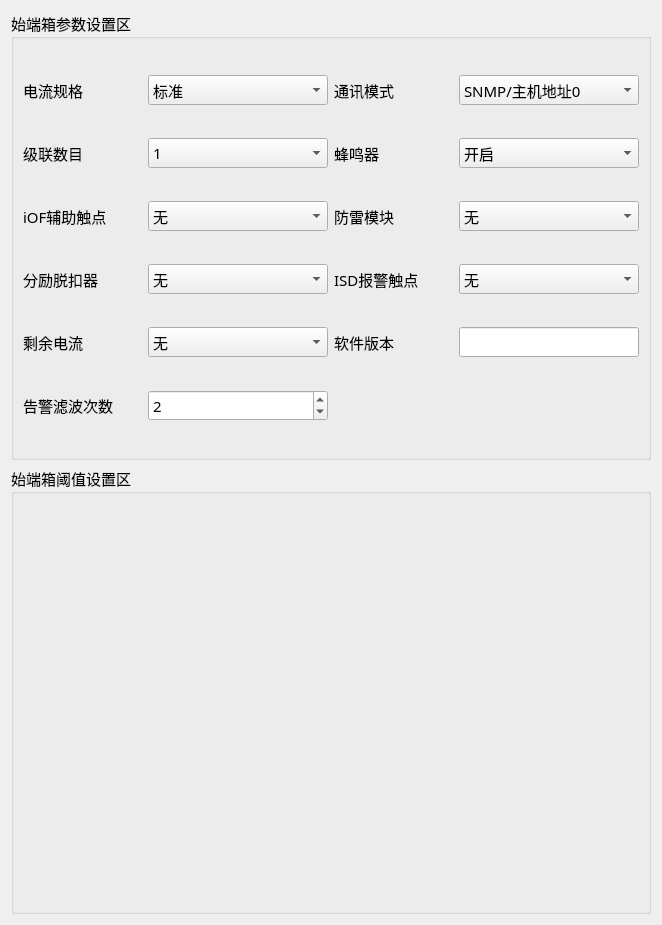
Above: ProductEvalTool/qc-busbar/setting/set_ipwid.ui from ChinaClever/ProductEvalTool before the change. Below: the same form after it.
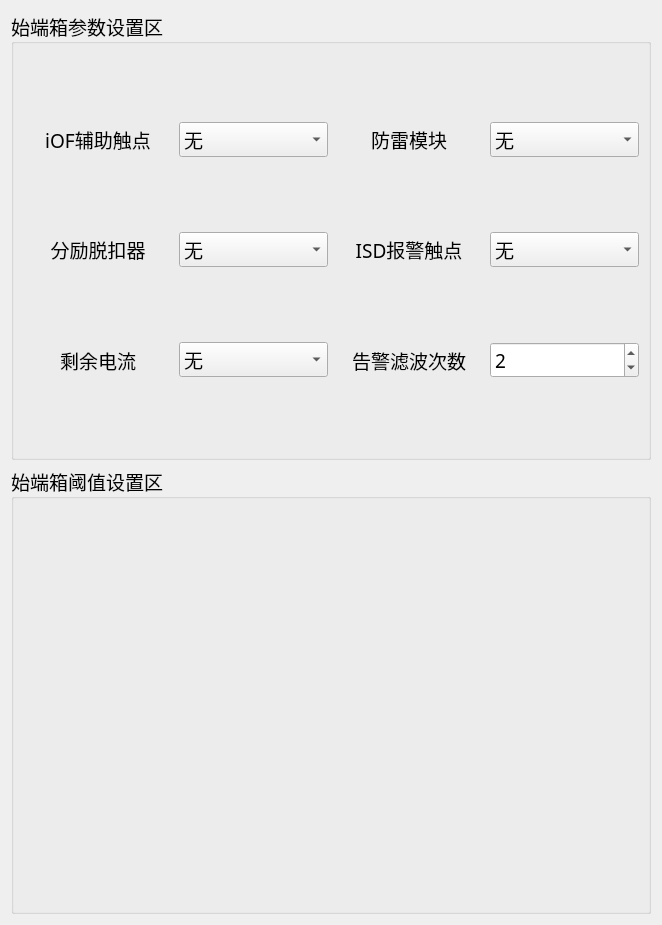
That is the form after the change.

The edit to the form file:
```diff
--- a/ProductEvalTool/qc-busbar/setting/set_ipwid.ui
+++ b/ProductEvalTool/qc-busbar/setting/set_ipwid.ui
@@ -19,134 +19,55 @@
      <property name="font">
       <font>
        <family>微软雅黑</family>
-       <pointsize>11</pointsize>
+       <pointsize>14</pointsize>
       </font>
      </property>
      <property name="title">
       <string>始端箱参数设置区</string>
      </property>
      <layout class="QGridLayout" name="gridLayout">
-      <item row="0" column="1">
-       <widget class="QComboBox" name="curTypeBox">
-        <property name="minimumSize">
-         <size>
-          <width>120</width>
-          <height>30</height>
-         </size>
+      <item row="2" column="0">
+       <widget class="QLabel" name="label_13">
+        <property name="sizePolicy">
+         <sizepolicy hsizetype="Preferred" vsizetype="Preferred">
+          <horstretch>0</horstretch>
+          <verstretch>0</verstretch>
+         </sizepolicy>
         </property>
-        <item>
-         <property name="text">
-          <string>标准</string>
-         </property>
-        </item>
-        <item>
-         <property name="text">
-          <string>250 A</string>
-         </property>
-        </item>
-        <item>
-         <property name="text">
-          <string>400 A</string>
-         </property>
-        </item>
-        <item>
-         <property name="text">
-          <string>600 A</string>
-         </property>
-        </item>
-        <item>
-         <property name="text">
-          <string>800 A</string>
-         </property>
-        </item>
-       </widget>
-      </item>
-      <item row="0" column="2">
-       <widget class="QLabel" name="label_4">
         <property name="text">
-         <string>通讯模式</string>
+         <string>分励脱扣器</string>
         </property>
         <property name="alignment">
-         <set>Qt::AlignLeading|Qt::AlignLeft|Qt::AlignVCenter</set>
+         <set>Qt::AlignCenter</set>
         </property>
        </widget>
       </item>
-      <item row="3" column="3">
-       <widget class="QComboBox" name="lightningBox">
-        <property name="minimumSize">
-         <size>
-          <width>120</width>
-          <height>30</height>
-         </size>
-        </property>
-        <item>
-         <property name="text">
-          <string>无</string>
-         </property>
-        </item>
-        <item>
-         <property name="text">
-          <string>配有</string>
-         </property>
-        </item>
-       </widget>
-      </item>
-      <item row="3" column="2">
-       <widget class="QLabel" name="label_3">
+      <item row="3" column="0">
+       <widget class="QLabel" name="label_14">
         <property name="text">
-         <string>防雷模块</string>
+         <string>剩余电流</string>
         </property>
         <property name="alignment">
-         <set>Qt::AlignLeading|Qt::AlignLeft|Qt::AlignVCenter</set>
+         <set>Qt::AlignCenter</set>
         </property>
        </widget>
       </item>
-      <item row="2" column="3">
-       <widget class="QComboBox" name="buzzerBox">
-        <property name="minimumSize">
-         <size>
-          <width>120</width>
-          <height>30</height>
-         </size>
-        </property>
-        <item>
-         <property name="text">
-          <string>开启</string>
-         </property>
-        </item>
-        <item>
-         <property name="text">
-          <string>关闭</string>
-         </property>
-        </item>
-       </widget>
-      </item>
-      <item row="0" column="0">
-       <widget class="QLabel" name="label_12">
-        <property name="text">
-         <string>电流规格</string>
-        </property>
-        <property name="alignment">
-         <set>Qt::AlignLeading|Qt::AlignLeft|Qt::AlignVCenter</set>
-        </property>
-       </widget>
-      </item>
-      <item row="4" column="2">
+      <item row="2" column="2">
        <widget class="QLabel" name="label_9">
         <property name="text">
          <string>ISD报警触点</string>
         </property>
         <property name="alignment">
-         <set>Qt::AlignLeading|Qt::AlignLeft|Qt::AlignVCenter</set>
+         <set>Qt::AlignCenter</set>
         </property>
        </widget>
       </item>
-      <item row="4" column="3">
+      <item row="2" column="3">
        <widget class="QComboBox" name="ISDBox">
         <property name="minimumSize">
          <size>
-          <width>120</width>
-          <height>30</height>
+          <width>0</width>
+          <height>0</height>
          </size>
         </property>
         <item>
@@ -161,27 +82,17 @@
         </item>
        </widget>
       </item>
-      <item row="2" column="2">
-       <widget class="QLabel" name="label_2">
-        <property name="text">
-         <string>蜂鸣器</string>
-        </property>
-        <property name="alignment">
-         <set>Qt::AlignLeading|Qt::AlignLeft|Qt::AlignVCenter</set>
-        </property>
-       </widget>
-      </item>
-      <item row="2" column="1">
-       <widget class="QComboBox" name="numBox">
+      <item row="1" column="3">
+       <widget class="QComboBox" name="lightningBox">
         <property name="minimumSize">
          <size>
-          <width>120</width>
-          <height>30</height>
+          <width>0</width>
+          <height>0</height>
          </size>
         </property>
         <item>
          <property name="text">
-          <string>1</string>
+          <string>无</string>
          </property>
         </item>
         <item>
@@ -281,88 +192,32 @@
         </item>
        </widget>
       </item>
-      <item row="2" column="0">
-       <widget class="QLabel" name="label_7">
+      <item row="1" column="2">
+       <widget class="QLabel" name="label_3">
         <property name="text">
-         <string>级联数目</string>
+         <string>防雷模块</string>
         </property>
         <property name="alignment">
-         <set>Qt::AlignLeading|Qt::AlignLeft|Qt::AlignVCenter</set>
+         <set>Qt::AlignCenter</set>
         </property>
        </widget>
       </item>
-      <item row="0" column="3">
-       <widget class="QComboBox" name="modeBox">
-        <property name="minimumSize">
-         <size>
-          <width>120</width>
-          <height>30</height>
-         </size>
-        </property>
-        <item>
-         <property name="text">
-          <string>SNMP/主机地址0</string>
-         </property>
-        </item>
-        <item>
-         <property name="text">
-          <string>Modbus/主机地址1</string>
-         </property>
-        </item>
-       </widget>
-      </item>
-      <item row="3" column="0">
+      <item row="1" column="0">
        <widget class="QLabel" name="label_11">
         <property name="text">
          <string>iOF辅助触点</string>
         </property>
         <property name="alignment">
-         <set>Qt::AlignLeading|Qt::AlignLeft|Qt::AlignVCenter</set>
+         <set>Qt::AlignCenter</set>
         </property>
        </widget>
       </item>
-      <item row="3" column="1">
-       <widget class="QComboBox" name="iOFBox">
-        <property name="minimumSize">
-         <size>
-          <width>120</width>
-          <height>30</height>
-         </size>
-        </property>
-        <item>
-         <property name="text">
-          <string>无</string>
-         </property>
-        </item>
-        <item>
-         <property name="text">
-          <string>配有</string>
-         </property>
-        </item>
-       </widget>
-      </item>
-      <item row="4" column="0">
-       <widget class="QLabel" name="label_13">
-        <property name="sizePolicy">
-         <sizepolicy hsizetype="Preferred" vsizetype="Preferred">
-          <horstretch>0</horstretch>
-          <verstretch>0</verstretch>
-         </sizepolicy>
-        </property>
-        <property name="text">
-         <string>分励脱扣器</string>
-        </property>
-        <property name="alignment">
-         <set>Qt::AlignLeading|Qt::AlignLeft|Qt::AlignVCenter</set>
-        </property>
-       </widget>
-      </item>
-      <item row="4" column="1">
+      <item row="2" column="1">
        <widget class="QComboBox" name="shuntBox">
         <property name="minimumSize">
          <size>
-          <width>120</width>
-          <height>30</height>
+          <width>0</width>
+          <height>0</height>
          </size>
         </property>
         <item>
@@ -377,22 +232,32 @@
         </item>
        </widget>
       </item>
-      <item row="5" column="0">
-       <widget class="QLabel" name="label_14">
-        <property name="text">
-         <string>剩余电流</string>
+      <item row="1" column="1">
+       <widget class="QComboBox" name="iOFBox">
+        <property name="minimumSize">
+         <size>
+          <width>0</width>
+          <height>0</height>
+         </size>
         </property>
-        <property name="alignment">
-         <set>Qt::AlignLeading|Qt::AlignLeft|Qt::AlignVCenter</set>
-        </property>
+        <item>
+         <property name="text">
+          <string>无</string>
+         </property>
+        </item>
+        <item>
+         <property name="text">
+          <string>配有</string>
+         </property>
+        </item>
        </widget>
       </item>
-      <item row="5" column="1">
+      <item row="3" column="1">
        <widget class="QComboBox" name="residualBox">
         <property name="minimumSize">
          <size>
-          <width>120</width>
-          <height>30</height>
+          <width>0</width>
+          <height>0</height>
          </size>
         </property>
         <item>
@@ -407,83 +272,33 @@
         </item>
        </widget>
       </item>
-      <item row="5" column="3">
-       <widget class="QLineEdit" name="verlineEdit">
-        <property name="sizePolicy">
-         <sizepolicy hsizetype="Fixed" vsizetype="Fixed">
-          <horstretch>0</horstretch>
-          <verstretch>0</verstretch>
-         </sizepolicy>
-        </property>
-        <property name="minimumSize">
-         <size>
-          <width>180</width>
-          <height>0</height>
-         </size>
-        </property>
-        <property name="maximumSize">
-         <size>
-          <width>180</width>
-          <height>16777215</height>
-         </size>
-        </property>
-       </widget>
-      </item>
-      <item row="5" column="2">
-       <widget class="QLabel" name="label_15">
-        <property name="sizePolicy">
-         <sizepolicy hsizetype="Preferred" vsizetype="Preferred">
-          <horstretch>0</horstretch>
-          <verstretch>0</verstretch>
-         </sizepolicy>
-        </property>
-        <property name="minimumSize">
-         <size>
-          <width>0</width>
-          <height>30</height>
-         </size>
-        </property>
-        <property name="maximumSize">
-         <size>
-          <width>16777215</width>
-          <height>30</height>
-         </size>
-        </property>
-        <property name="text">
-         <string>软件版本</string>
-        </property>
-        <property name="alignment">
-         <set>Qt::AlignLeading|Qt::AlignLeft|Qt::AlignVCenter</set>
-        </property>
-       </widget>
-      </item>
-      <item row="10" column="0">
+      <item row="3" column="2">
        <widget class="QLabel" name="label_8">
         <property name="text">
          <string>告警滤波次数</string>
         </property>
         <property name="alignment">
-         <set>Qt::AlignLeading|Qt::AlignLeft|Qt::AlignVCenter</set>
+         <set>Qt::AlignCenter</set>
         </property>
        </widget>
       </item>
-      <item row="10" column="1">
+      <item row="3" column="3">
        <widget class="QSpinBox" name="filterspinBox">
         <property name="sizePolicy">
-         <sizepolicy hsizetype="Fixed" vsizetype="Fixed">
+         <sizepolicy hsizetype="Preferred" vsizetype="Fixed">
           <horstretch>0</horstretch>
           <verstretch>0</verstretch>
          </sizepolicy>
         </property>
         <property name="minimumSize">
          <size>
-          <width>180</width>
+          <width>0</width>
           <height>0</height>
          </size>
         </property>
         <property name="maximumSize">
          <size>
-          <width>180</width>
+          <width>16777215</width>
           <height>16777215</height>
          </size>
         </property>
@@ -506,7 +321,7 @@
      <property name="font">
       <font>
        <family>微软雅黑</family>
-       <pointsize>11</pointsize>
+       <pointsize>14</pointsize>
       </font>
      </property>
      <property name="title">
```
Left out of the diff: 92 changed lines with no effect on the pictures.
